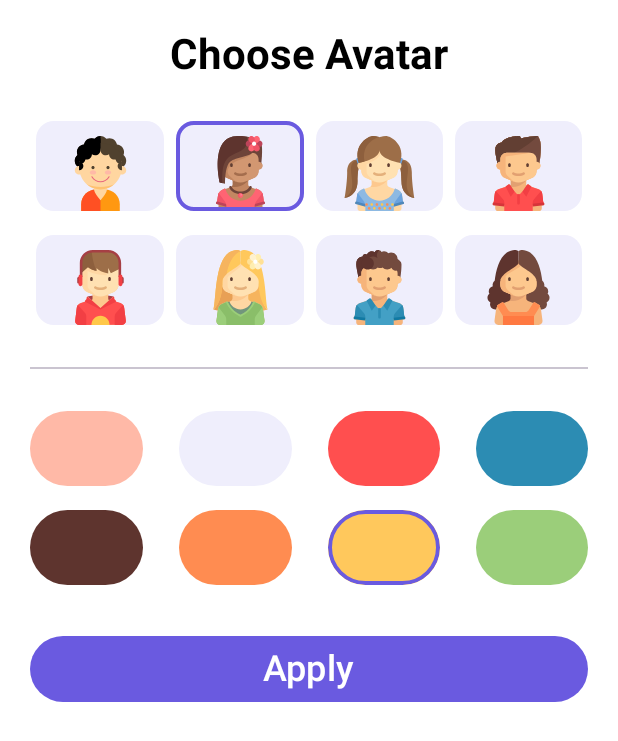
After one commit to MuhammadRadifa/QuizKit, an Android app built with Jetpack Compose: the @Preview function DialogAvatarProfile, on a phone screen of 412 x 824 dp. The commit adds this screen. Shown: the top 741 px of the screen. Run offline under Robolectric (Android 15) with nearby library versions, the phone set to English and light mode, and no system bars.

Commit message:
add dialog avatar

```diff
--- a/app/src/main/java/com/example/quizkit/MainActivity.kt
+++ b/app/src/main/java/com/example/quizkit/MainActivity.kt
@@ -10,6 +10,7 @@ import androidx.compose.material3.Text
 import androidx.compose.runtime.Composable
 import androidx.compose.ui.Modifier
 import androidx.compose.ui.tooling.preview.Preview
+import com.example.quizkit.presentation.MainApp
 import com.example.quizkit.ui.theme.QuizKitTheme
 
 class MainActivity : ComponentActivity() {
@@ -22,7 +23,7 @@ class MainActivity : ComponentActivity() {
                     modifier = Modifier.fillMaxSize(),
                     color = MaterialTheme.colorScheme.background
                 ) {
-
+                    MainApp()
                 }
             }
         }
--- /dev/null
+++ b/app/src/main/java/com/example/quizkit/ui/screen/profile/DialogAvatarProfile.kt
@@ -0,0 +1,131 @@
+package com.example.quizkit.ui.screen.profile
+
+import androidx.compose.foundation.Image
+import androidx.compose.foundation.background
+import androidx.compose.foundation.border
+import androidx.compose.foundation.layout.Arrangement
+import androidx.compose.foundation.layout.Box
+import androidx.compose.foundation.layout.Column
+import androidx.compose.foundation.layout.Spacer
+import androidx.compose.foundation.layout.fillMaxWidth
+import androidx.compose.foundation.layout.height
+import androidx.compose.foundation.layout.padding
+import androidx.compose.foundation.layout.size
+import androidx.compose.foundation.layout.width
+import androidx.compose.foundation.lazy.grid.GridCells
+import androidx.compose.foundation.lazy.grid.LazyVerticalGrid
+import androidx.compose.foundation.shape.CircleShape
+import androidx.compose.foundation.shape.RoundedCornerShape
+import androidx.compose.material3.Button
+import androidx.compose.material3.ButtonDefaults
+import androidx.compose.material3.Divider
+import androidx.compose.material3.Surface
+import androidx.compose.material3.Text
+import androidx.compose.runtime.Composable
+import androidx.compose.ui.Alignment
+import androidx.compose.ui.Modifier
+import androidx.compose.ui.draw.clip
+import androidx.compose.ui.graphics.Color
+import androidx.compose.ui.res.colorResource
+import androidx.compose.ui.res.painterResource
+import androidx.compose.ui.text.font.FontWeight
+import androidx.compose.ui.tooling.preview.Preview
+import androidx.compose.ui.unit.dp
+import androidx.compose.ui.unit.sp
+import com.example.quizkit.R
+import com.example.quizkit.data.avatarProfile
+import com.example.quizkit.data.backgroundProfile
+
+@Preview
+@Composable
+fun DialogAvatarProfile(){
+    Column(
+        Modifier
+            .clip(shape = RoundedCornerShape(8))
+            .background(Color.White)
+            .padding(20.dp), horizontalAlignment = Alignment.CenterHorizontally) {
+        Text(
+            text = "Choose Avatar",
+            fontWeight = FontWeight.Bold,
+            fontSize = 28.sp
+        )
+        Spacer(modifier = Modifier.height(16.dp))
+        AvatarBox()
+        Spacer(modifier = Modifier.height(16.dp))
+        Divider()
+        Spacer(modifier = Modifier.height(16.dp))
+        ColorBox()
+        Spacer(modifier = Modifier.height(20.dp))
+        Button(
+            onClick = { /*TODO*/ },
+            modifier = Modifier.fillMaxWidth(),
+            colors = ButtonDefaults.buttonColors(
+                containerColor = colorResource(id = R.color.primary_purple)
+            )
+        ) {
+            Text(text = "Apply", fontSize = 24.sp)
+        }
+    }
+}
+
+@Composable
+fun AvatarBox(){
+    LazyVerticalGrid(
+        verticalArrangement = Arrangement.spacedBy(16.dp),
+        columns = GridCells.Fixed(4)
+        , modifier = Modifier.padding(vertical = 12.dp)) {
+        items(8){
+            Surface(
+                color = colorResource(id = R.color.gray_background),
+                modifier = Modifier
+                    .width(120.dp)
+                    .height(60.dp)
+                    .padding(horizontal = 4.dp)
+                    .then(
+                        if (1 == it) Modifier.border(
+                            2.5.dp,
+                            colorResource(id = R.color.primary_purple),
+                            shape = RoundedCornerShape(20)
+                        ) else Modifier
+                    ),
+                shape = RoundedCornerShape(20),
+            ) {
+                Image(
+                    painter = painterResource(id = avatarProfile[it]!!),
+                    contentDescription = "profile",
+                    modifier = Modifier
+                        .size(30.dp)
+                        .padding(top = 10.dp)
+                )
+            }
+        }
+    }
+}
+
+@Composable
+fun ColorBox(){
+    LazyVerticalGrid(
+        verticalArrangement = Arrangement.spacedBy(16.dp),
+        horizontalArrangement = Arrangement.spacedBy(24.dp),
+        columns = GridCells.Fixed(4),
+        modifier = Modifier.padding(vertical = 12.dp)
+    ){
+        items(8){
+            Box(
+                modifier = Modifier
+                    .width(40.dp)
+                    .height(50.dp)
+                    .clip(shape = CircleShape)
+                    .background(color = colorResource(id = backgroundProfile[it]!!))
+                    .then(
+                        if (6 == it) Modifier.border(
+                            2.5.dp,
+                            colorResource(id = R.color.primary_purple),
+                            shape = CircleShape
+                        ) else Modifier
+                    )
+
+            )
+        }
+    }
+}
--- a/app/src/main/java/com/example/quizkit/ui/screen/profile/Profile.kt
+++ b/app/src/main/java/com/example/quizkit/ui/screen/profile/Profile.kt
@@ -15,11 +15,17 @@ import androidx.compose.foundation.layout.width
 import androidx.compose.foundation.shape.RoundedCornerShape
 import androidx.compose.material.icons.Icons
 import androidx.compose.material.icons.filled.Edit
+import androidx.compose.material3.AlertDialog
+import androidx.compose.material3.ExperimentalMaterial3Api
 import androidx.compose.material3.Icon
 import androidx.compose.material3.IconButton
 import androidx.compose.material3.IconButtonDefaults
 import androidx.compose.material3.Surface
 import androidx.compose.runtime.Composable
+import androidx.compose.runtime.getValue
+import androidx.compose.runtime.mutableStateOf
+import androidx.compose.runtime.remember
+import androidx.compose.runtime.setValue
 import androidx.compose.ui.Alignment
 import androidx.compose.ui.Modifier
 import androidx.compose.ui.graphics.Color
@@ -31,8 +37,13 @@ import com.example.quizkit.data.avatarProfile
 import com.example.quizkit.data.backgroundProfile
 import com.example.quizkit.ui.component.InputForm
 
+@OptIn(ExperimentalMaterial3Api::class)
 @Composable
 fun ProfileScreen(innerPadding:PaddingValues){
+
+    var showDialog by remember {
+        mutableStateOf(false)
+    }
 
     Surface(
         modifier = Modifier
@@ -86,7 +97,7 @@ fun ProfileScreen(innerPadding:PaddingValues){
             modifier = Modifier
                 .size(48.dp)
                 .offset(x = 76.dp, y = 76.dp),
-            onClick = { /*TODO*/ },
+            onClick = { showDialog = true },
             colors = IconButtonDefaults.iconButtonColors(
                 containerColor = colorResource(id = R.color.primary_purple),
                 contentColor = Color.White
@@ -101,4 +112,10 @@ fun ProfileScreen(innerPadding:PaddingValues){
             )
         }
     }
+
+    if(showDialog){
+        AlertDialog(onDismissRequest = { showDialog = false }) {
+            DialogAvatarProfile()
+        }
+    }
 }
--- a/build.gradle.kts
+++ b/build.gradle.kts
@@ -1,5 +1,5 @@
 // Top-level build file where you can add configuration options common to all sub-projects/modules.
 plugins {
-    id("com.android.application") version "8.2.1" apply false
+    id("com.android.application") version "8.2.2" apply false
     id("org.jetbrains.kotlin.android") version "1.9.0" apply false
 }
```
